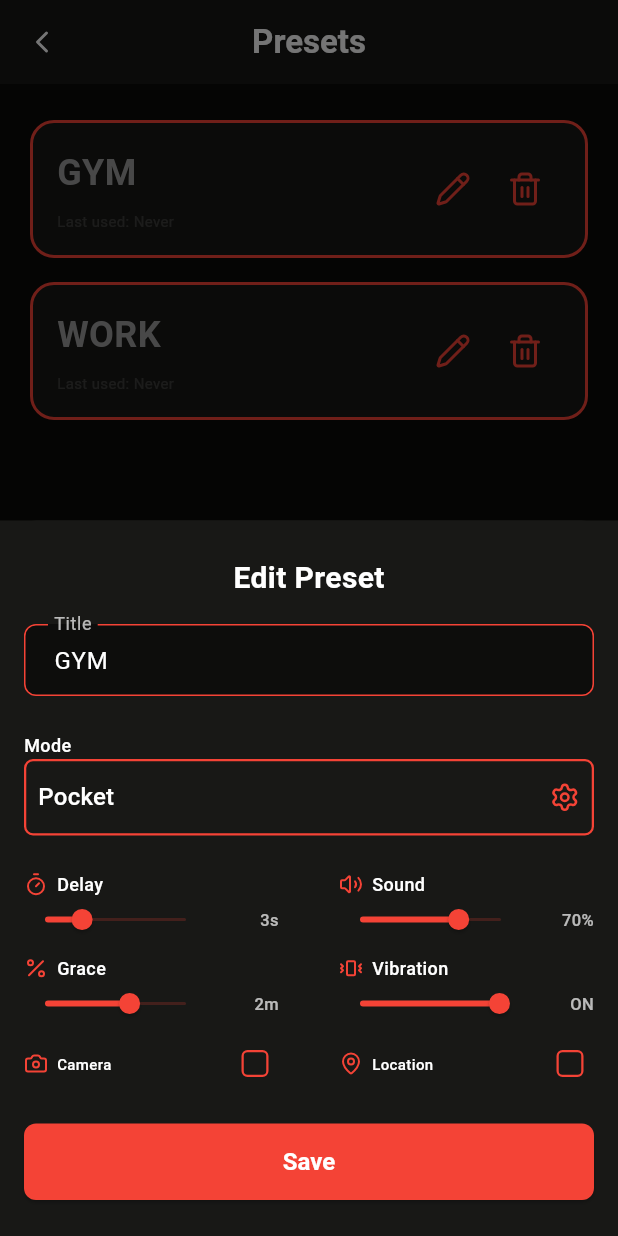
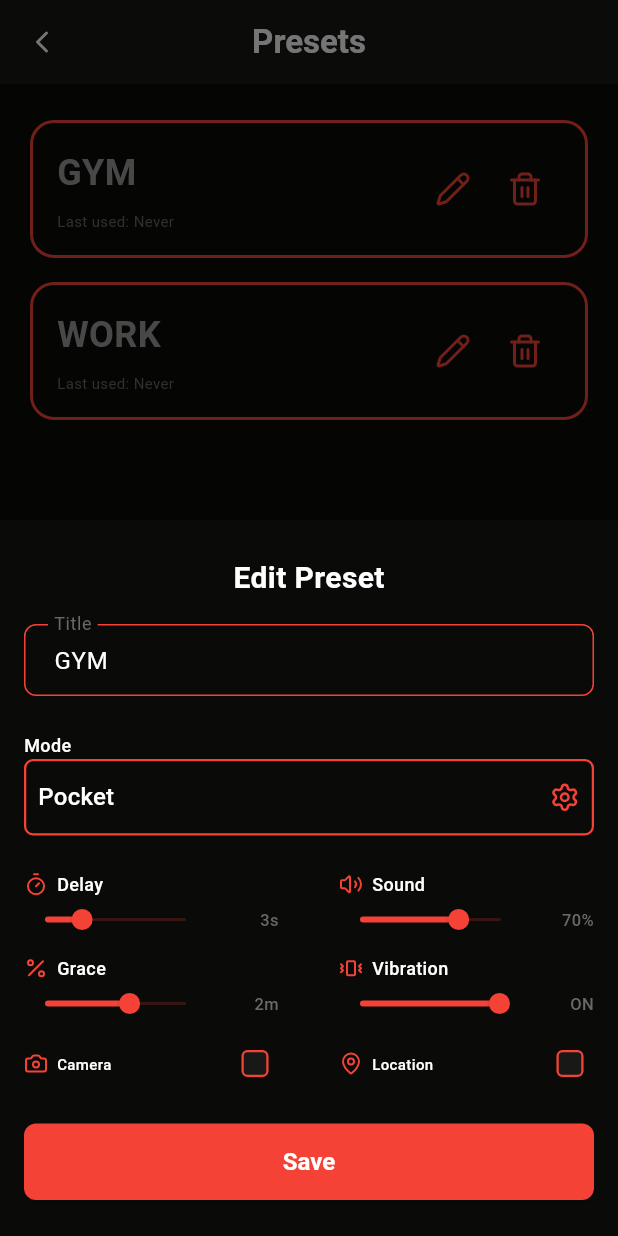
Before and after one commit to mohaneddz/BRB, a Flutter app: the Presets screen opened directly, after a tap on an icon or button, on a phone screen of 412 x 824 dp. Run offline on Flutter 3.47's test engine with Material 3 defaults, Android fonts, the phone set to English and light mode, and no system bars; our stand-ins replace audioplayers, camera, file_picker, flutter_svg, geolocator, google_fonts and 7 more; missing offline and left inert: gallery_saver_plus, proximity_sensor; accounts and stored records are empty; Roboto replaces fonts that are missing (Kumar One); project files that could hold a hidden picture were left out.

Commit message:
theme: make PresetCard and the add/edit preset modal theme-aware

```diff
--- a/lib/components/presets/preset_card.dart
+++ b/lib/components/presets/preset_card.dart
@@ -29,7 +29,7 @@ class PresetCard extends StatelessWidget {
           borderRadius: BorderRadius.circular(16),
           child: Ink(
             decoration: BoxDecoration(
-              color: AppColors.darkBgLight,
+              color: AppColors.surface(context),
               borderRadius: BorderRadius.circular(16),
               border: Border.all(color: Colors.red, width: 2),
             ),
@@ -53,7 +53,7 @@ class PresetCard extends StatelessWidget {
                         'Last used: $lastUsed',
                         style: TextStyle(
                           fontSize: 10,
-                          color: Colors.white70.withAlpha(40),
+                          color: AppColors.secondaryText(context),
                         ),
                       ),
                     ],
--- a/lib/components/presets/preset_modal.dart
+++ b/lib/components/presets/preset_modal.dart
@@ -45,13 +45,13 @@ Future<void> showPresetModal({
   await showModalBottomSheet(
     context: context,
     isScrollControlled: true,
-    backgroundColor: AppColors.darkBgLight,
+    backgroundColor: AppColors.surface(context),
     shape: const RoundedRectangleBorder(
       borderRadius: BorderRadius.vertical(top: Radius.circular(24)),
     ),
     builder: (context) {
       return Container(
-        color: AppColors.darkBgLight,
+        color: AppColors.surface(context),
         child: Padding(
           padding: EdgeInsets.only(
             left: 16,
@@ -70,8 +70,8 @@ Future<void> showPresetModal({
                 ),
                 trackShape: const RoundedRectSliderTrackShape(),
               );
-              const valueTextStyle = TextStyle(
-                color: Colors.white70,
+              final valueTextStyle = TextStyle(
+                color: AppColors.secondaryText(context),
                 fontSize: 11,
                 fontWeight: FontWeight.w500,
               );
@@ -82,10 +82,10 @@ Future<void> showPresetModal({
                   children: [
                     Text(
                       initialTitle == null ? 'Add Preset' : 'Edit Preset',
-                      style: const TextStyle(
+                      style: TextStyle(
                         fontWeight: FontWeight.bold,
                         fontSize: 20,
-                        color: Colors.white,
+                        color: AppColors.primaryText(context),
                       ),
                     ),
                     const SizedBox(height: 16),
@@ -93,7 +93,7 @@ Future<void> showPresetModal({
                       controller: titleController,
                       decoration: InputDecoration(
                         labelText: 'Title',
-                        labelStyle: const TextStyle(color: Colors.white70),
+                        labelStyle: TextStyle(color: AppColors.secondaryText(context)),
                         enabledBorder: OutlineInputBorder(
                           borderSide: const BorderSide(color: Colors.red),
                           borderRadius: BorderRadius.circular(8),
@@ -106,7 +106,7 @@ Future<void> showPresetModal({
                           borderRadius: BorderRadius.circular(8),
                         ),
                       ),
-                      style: const TextStyle(color: Colors.white),
+                      style: TextStyle(color: AppColors.primaryText(context)),
                     ),
                     const SizedBox(height: 24),
 
@@ -115,7 +115,7 @@ Future<void> showPresetModal({
                       label: 'Mode',
                       child: Container(
                         decoration: BoxDecoration(
-                          color: AppColors.darkBgLight, // darker background
+                          color: AppColors.background(context),
                           border: Border.all(color: Colors.red, width: 1.5),
                           borderRadius: BorderRadius.circular(6),
                         ),
@@ -132,8 +132,8 @@ Future<void> showPresetModal({
                                           value: m,
                                           child: Text(
                                             m,
-                                            style: const TextStyle(
-                                              color: Colors.white,
+                                            style: TextStyle(
+                                              color: AppColors.primaryText(context),
                                             ),
                                           ),
                                         ),
@@ -141,7 +141,7 @@ Future<void> showPresetModal({
                                       .toList(),
                                   onChanged: (val) =>
                                       setState(() => mode = val!),
-                                  dropdownColor: AppColors.darkBg,
+                                  dropdownColor: AppColors.dropdownSurface(context),
                                   icon:
                                       const SizedBox.shrink(), // hide default icon
                                 ),
```
